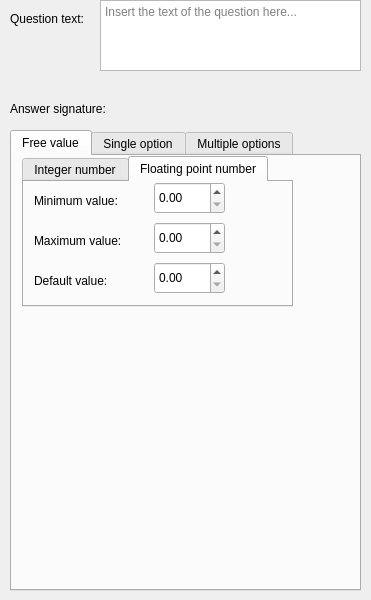
YFL/appointy_service_creator, file questioneditwindow.ui: the form before one commit.
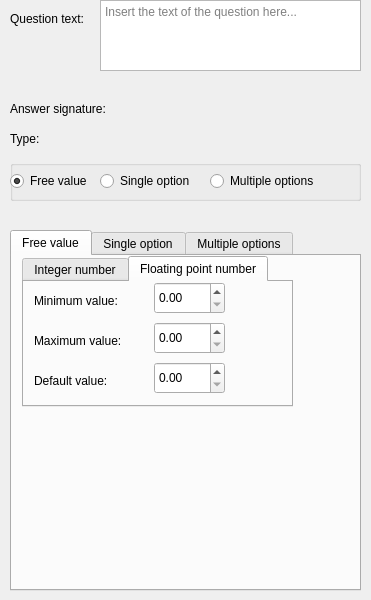
The form after the commit.

Patch:
```diff
--- a/questioneditwindow.ui
+++ b/questioneditwindow.ui
@@ -60,9 +60,9 @@
     <property name="geometry">
      <rect>
       <x>10</x>
-      <y>130</y>
+      <y>230</y>
       <width>351</width>
-      <height>461</height>
+      <height>361</height>
      </rect>
     </property>
     <property name="currentIndex">
@@ -335,6 +335,74 @@
      </widget>
     </widget>
    </widget>
+   <widget class="QLabel" name="type_label">
+    <property name="geometry">
+     <rect>
+      <x>10</x>
+      <y>130</y>
+      <width>41</width>
+      <height>18</height>
+     </rect>
+    </property>
+    <property name="text">
+     <string>Type:</string>
+    </property>
+   </widget>
+   <widget class="QGroupBox" name="type_group_box">
+    <property name="geometry">
+     <rect>
+      <x>10</x>
+      <y>160</y>
+      <width>351</width>
+      <height>41</height>
+     </rect>
+    </property>
+    <property name="title">
+     <string/>
+    </property>
+    <widget class="QRadioButton" name="free_value_radio_btn">
+     <property name="geometry">
+      <rect>
+       <x>0</x>
+       <y>10</y>
+       <width>105</width>
+       <height>22</height>
+      </rect>
+     </property>
+     <property name="text">
+      <string>Free value</string>
+     </property>
+     <property name="checked">
+      <bool>true</bool>
+     </property>
+    </widget>
+    <widget class="QRadioButton" name="single_option_radio_btn">
+     <property name="geometry">
+      <rect>
+       <x>90</x>
+       <y>10</y>
+       <width>105</width>
+       <height>22</height>
+      </rect>
+     </property>
+     <property name="text">
+      <string>Single option</string>
+     </property>
+    </widget>
+    <widget class="QRadioButton" name="multiple_options_radio_btn">
+     <property name="geometry">
+      <rect>
+       <x>200</x>
+       <y>10</y>
+       <width>131</width>
+       <height>22</height>
+      </rect>
+     </property>
+     <property name="text">
+      <string>Multiple options</string>
+     </property>
+    </widget>
+   </widget>
   </widget>
  </widget>
  <resources/>
```
Left out of the diff: 8 changed lines with no effect on the pictures.
